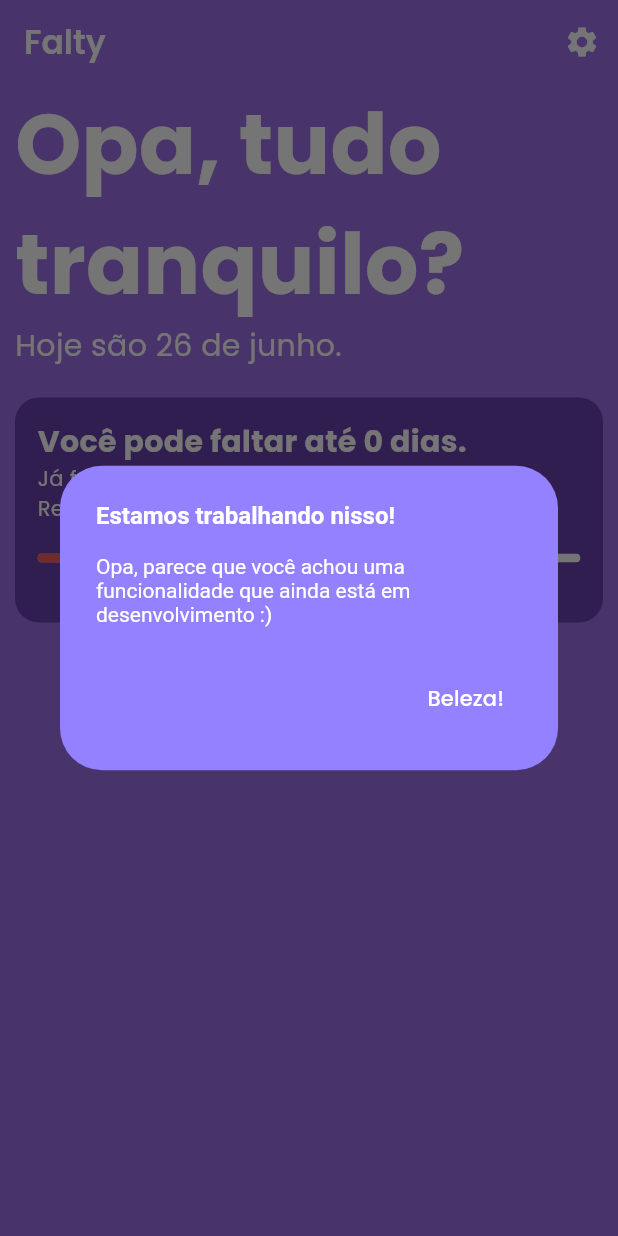
After one commit to om1cael/Falty, a Flutter app: the HomePage screen opened directly, after a tap on the "settings" icon, on a phone screen of 412 x 824 dp. The commit adds this screen. Run offline on Flutter 3.47's test engine with Material 3 defaults, Android fonts, the phone set to English and light mode, and no system bars; our stand-ins replace shared_preferences; accounts and stored records are empty.

Commit message:
feat(home page): add HomePage with absence tracking and UI updates

```diff
--- /dev/null
+++ b/lib/controllers/home_page_controller.dart
@@ -0,0 +1,17 @@
+import 'package:falty/services/storage_service.dart';
+
+class HomePageController {
+  final StorageService storageService = StorageService();
+
+  Future<bool> saveAbsence() async {
+    return await storageService.saveAbsence();
+  }
+
+  Future<int?> getMaxAbsences() async {
+    return await storageService.getMaxAbsences();
+  }
+
+  Future<int?> getAbsences() async {
+    return await storageService.getAbsences();
+  }
+}
--- a/lib/main.dart
+++ b/lib/main.dart
@@ -1,3 +1,4 @@
+import 'package:falty/pages/home_page.dart';
 import 'package:falty/pages/setup_page.dart';
 import 'package:flutter/material.dart';
 
--- /dev/null
+++ b/lib/pages/home_page.dart
@@ -0,0 +1,195 @@
+import 'package:falty/controllers/home_page_controller.dart';
+import 'package:flutter/material.dart';
+
+class HomePage extends StatefulWidget {
+  const HomePage({super.key});
+
+  @override
+  State<HomePage> createState() => _HomePageState();
+}
+
+class _HomePageState extends State<HomePage> {
+  int maxAllowedAbsences = 0;
+  int totalAbsences = 0;
+  int remainingAbsences = 0;
+  double absencePercentageUsed = 0;
+
+  final HomePageController homePageController = HomePageController();
+
+  @override
+  Widget build(BuildContext context) {
+    updateValues();
+
+    return Scaffold(
+      appBar: AppBar(
+        backgroundColor: Color(0xff9D71E8),
+        title: Text(
+          'Falty',
+          style: TextStyle(
+            color: Colors.white,
+            fontWeight: FontWeight.w600,
+          ),
+        ),
+        actions: [
+          IconButton(
+            onPressed: () {
+              showDialog(
+                context: context,
+                builder: (BuildContext context) {
+                  return AlertDialog(
+                    title: Text('Estamos trabalhando nisso!'),
+                    content: Text('Opa, parece que você achou uma funcionalidade que ainda está em desenvolvimento :)'),
+                    actions: [
+                      TextButton(
+                        onPressed: () {
+                          Navigator.of(context).pop();
+                        },
+                        child: Text(
+                          "Beleza!",
+                          style: TextStyle(
+                            color: Colors.white,
+                          ),
+                        )
+                      )
+                    ],
+                    titleTextStyle: TextStyle(
+                      color: Colors.white,
+                      fontSize: 16,
+                      fontWeight: FontWeight.bold,
+                    ),
+                    contentTextStyle: TextStyle(
+                      color: Colors.white,
+                    ),
+                    backgroundColor: Color(0xff9381FF),
+                  );
+                }
+              );
+            },
+            icon: Icon(
+              Icons.settings,
+              color: Colors.white,
+            )
+          )
+        ],
+      ),
+      backgroundColor: Color(0xff9D71E8),
+      body: SafeArea(
+        child: SingleChildScrollView(
+          child: Padding(
+            padding: const EdgeInsets.only(left: 10, right: 10),
+            child: Column(
+              children: [
+                Column(
+                  crossAxisAlignment: CrossAxisAlignment.start,
+                  children: [
+                    Text(
+                      'Opa, tudo tranquilo?',
+                      style: TextStyle(
+                        color: Colors.white,
+                        fontWeight: FontWeight.bold,
+                        fontSize: 56
+                      ),
+                    ),
+                    Text(
+                      'Hoje são 26 de junho.',
+                      style: TextStyle(
+                        color: Colors.white,
+                        fontWeight: FontWeight.w200,
+                        fontSize: 20
+                      ),
+                    ),
+                  ],
+                ),
+                SizedBox(height: 20,),
+                Container(
+                  decoration: BoxDecoration(
+                    color: Color.fromARGB(255, 107, 66, 177),
+                    borderRadius: BorderRadius.circular(16)
+                  ),
+                  child: Padding(
+                    padding: const EdgeInsets.all(15.0),
+                    child: Column(
+                      crossAxisAlignment: CrossAxisAlignment.start,
+                      children: [
+                        Text(
+                          'Você pode faltar até $maxAllowedAbsences dias.',
+                          style: TextStyle(
+                            color: Colors.white,
+                            fontWeight: FontWeight.bold,
+                            fontSize: 20
+                          ),
+                        ),
+                        Text(
+                          'Já faltou: $totalAbsences',
+                          style: TextStyle(
+                            color: Colors.white,
+                            fontWeight: FontWeight.w300,
+                            fontSize: 14
+                          ),
+                        ),
+                        Text(
+                          'Restam: $remainingAbsences',
+                          style: TextStyle(
+                            color: Colors.white,
+                            fontWeight: FontWeight.w300,
+                            fontSize: 14
+                          ),
+                        ),
+                        SizedBox(height: 20,),
+                        Column(
+                          children: [
+                            ClipRRect(
+                              borderRadius: BorderRadiusGeometry.circular(12),
+                              child: LinearProgressIndicator(
+                                backgroundColor: Colors.white,
+                                value: 0.1,
+                                minHeight: 6,
+                                color: Color(0xffFF5C5C),
+                              ),
+                            ),
+                            SizedBox(height: 5,),
+                            Text(
+                              'Você usou $absencePercentageUsed% do seu limite',
+                              style: TextStyle(
+                                color: Colors.white,
+                                fontWeight: FontWeight.w300,
+                                fontSize: 14
+                              ),
+                            ),
+                          ],
+                        )
+                      ],
+                    ),
+                  ),
+                ),
+                SizedBox(height: 20,),
+                ElevatedButton.icon(
+                  onPressed: () => updateValues(),
+                  label: Text(
+                    'Registrar falta de hoje',
+                    style: TextStyle(
+                      color: Color(0xff9381FF)
+                    ),
+                  ),
+                  icon: Icon(Icons.add),
+                ),
+              ],
+            ),
+          ),
+        ),
+      ),
+    );
+  }
+
+  void updateValues() async {
+    int max = await homePageController.getMaxAbsences() ?? 0;
+    int total = await homePageController.getAbsences() ?? 0;
+
+    setState(() {
+      maxAllowedAbsences = max;
+      totalAbsences = total;
+      remainingAbsences = maxAllowedAbsences - totalAbsences;
+      absencePercentageUsed = max == 0 ? 0 : totalAbsences / maxAllowedAbsences;
+    });
+  }
+}
--- a/lib/pages/setup_page.dart
+++ b/lib/pages/setup_page.dart
@@ -1,4 +1,5 @@
 import 'package:falty/controllers/setup_page_controller.dart';
+import 'package:falty/pages/home_page.dart';
 import 'package:falty/widgets/number_input_field.dart';
 import 'package:flutter/material.dart';
 
@@ -74,8 +75,12 @@ class _SetupPageState extends State<SetupPage> {
                       onPressed: () async {
                         if(setupPageController.validate()) {
                           bool successSave = await setupPageController.save();
+                          if(!mounted) return;
+
                           if(successSave) {
-                            // go to next screen
+                            Navigator.of(context).pushReplacement(
+                              MaterialPageRoute(builder: (context) => HomePage()),
+                            );
                           } else {
                             ScaffoldMessenger.of(context).showSnackBar(
                               SnackBar(content: Text('Eita, não deu pra salvar. Quer tentar de novo?'))
--- a/lib/services/storage_service.dart
+++ b/lib/services/storage_service.dart
@@ -7,7 +7,23 @@ class StorageService {
     double percentageLimit = limit / 100;
     double maxAbsences = percentageLimit * days;
 
-    await asyncPrefs.setDouble('max_absences', maxAbsences);
+    await asyncPrefs.setInt('max_absences', maxAbsences.toInt());
     return true;
   }
+
+  Future<bool> saveAbsence() async {
+    int? absences = await getAbsences();
+    if(absences == null) return false;
+
+    await asyncPrefs.setInt('absences', absences + 1);
+    return true;
+  }
+
+  Future<int?> getAbsences() async {
+    return await asyncPrefs.getInt('absences');
+  }
+
+  Future<int?> getMaxAbsences() async {
+    return await asyncPrefs.getInt('max_absences');
+  }
 }
```
Also changed, not shown: 1 other file.
